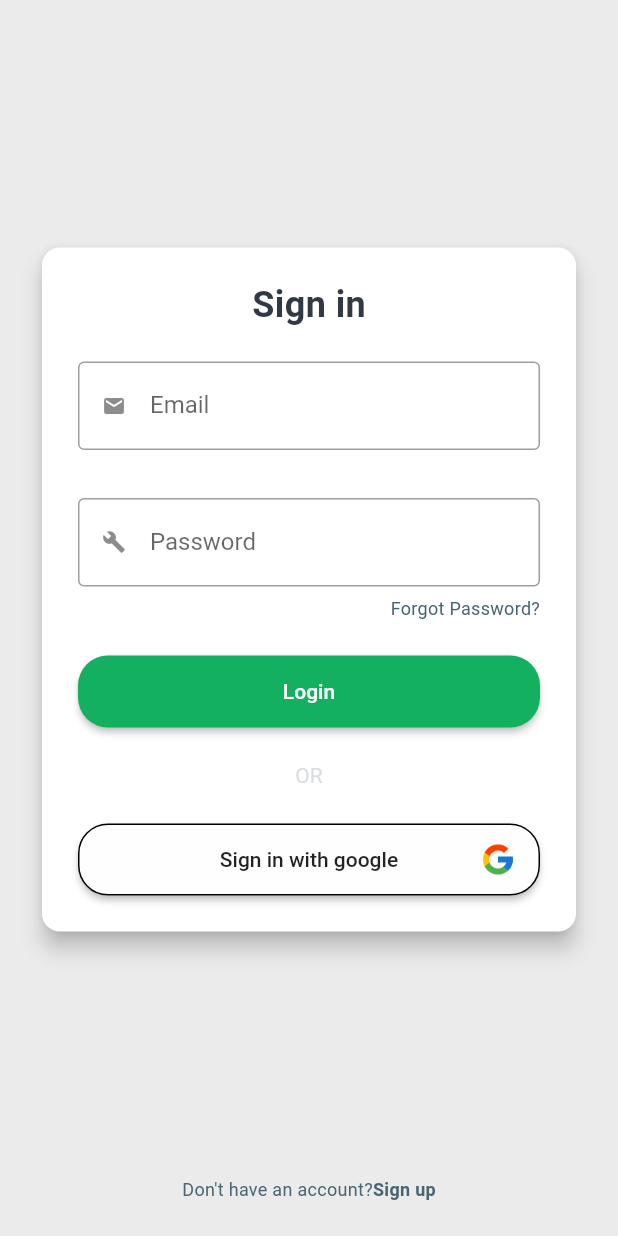
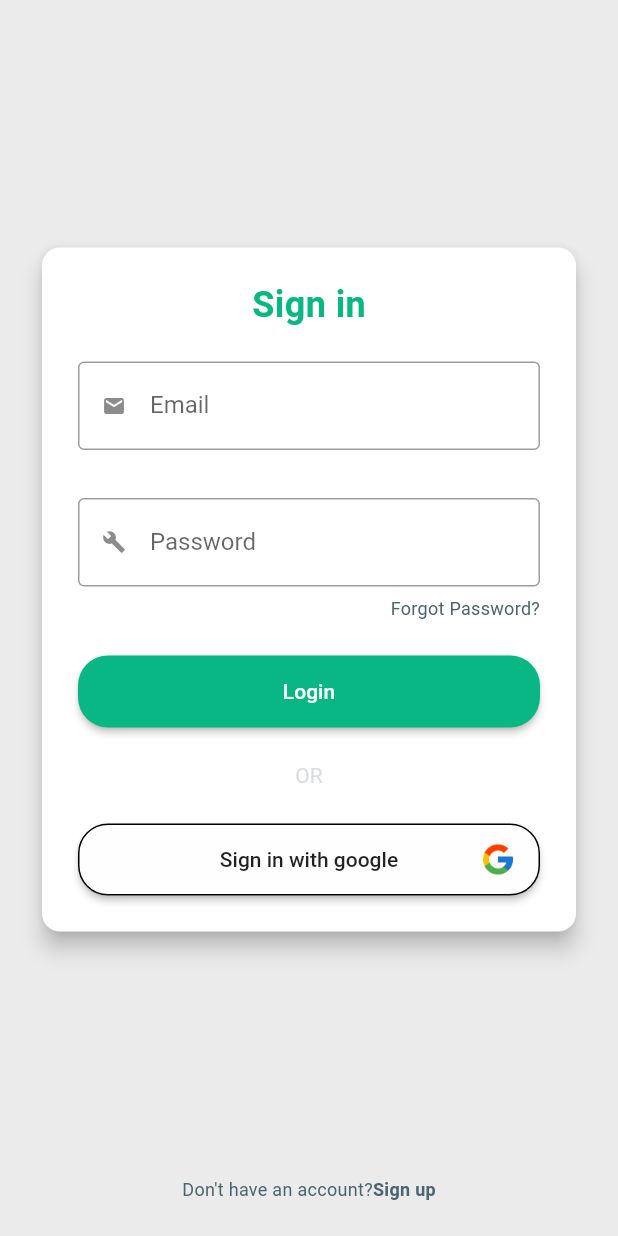
Before and after one commit to maugustosemperfi/financial-mobile, a Flutter app: the screen it shows after launch, on a phone screen of 412 x 824 dp. Run offline on Flutter 3.47's test engine with Material 2 defaults, Android fonts, the phone set to English and light mode, and no system bars; our stand-ins replace bloc, carousel_slider, dio, equatable, fluro, flutter_bloc and 4 more; missing offline and left inert: dart:ffi; generated files the repository leaves out were written again; statements that could not run were skipped.

Commit message:
[UPDATE] Chancing color palette

```diff
--- a/lib/styling.dart
+++ b/lib/styling.dart
@@ -3,7 +3,9 @@ import 'package:flutter/material.dart';
 class AppTheme {
   AppTheme._();
 
-  static const Color primary = dark_grey;
+  static const Color primary = green;
+  static const Color accent = yellow;
+  static const Color warn = red;
   static const Color orange = Color(0xFFFAAB1A);
   static const Color notWhite = Color(0xFFEBEBEB);
   static const Color nearlyWhite = Color(0xFFFEFEFE);
@@ -11,7 +13,11 @@ class AppTheme {
   static const Color grey = Color(0xFF3A5160);
   static const Color dark_grey = Color(0xFF313A44);
   static const Color whiteGrey = Color(0xFFdfdfdf);
-  static const Color green = Color(0xFF13B15F);
+  static const Color green = Color(0xFF08B783);
+  static const Color red = Color(0xFFFF734C);
+  static const Color yellow = Color(0xFFFFD974);
+  static const Color purple = Color(0xFF503E9D);
+  static const Color deepBlue = Color(0xFF333457);
 
   static const Color almostInvisible = Color(0xFFDADEE1);
   static const Color darkText = Color(0xFF253840);
```
